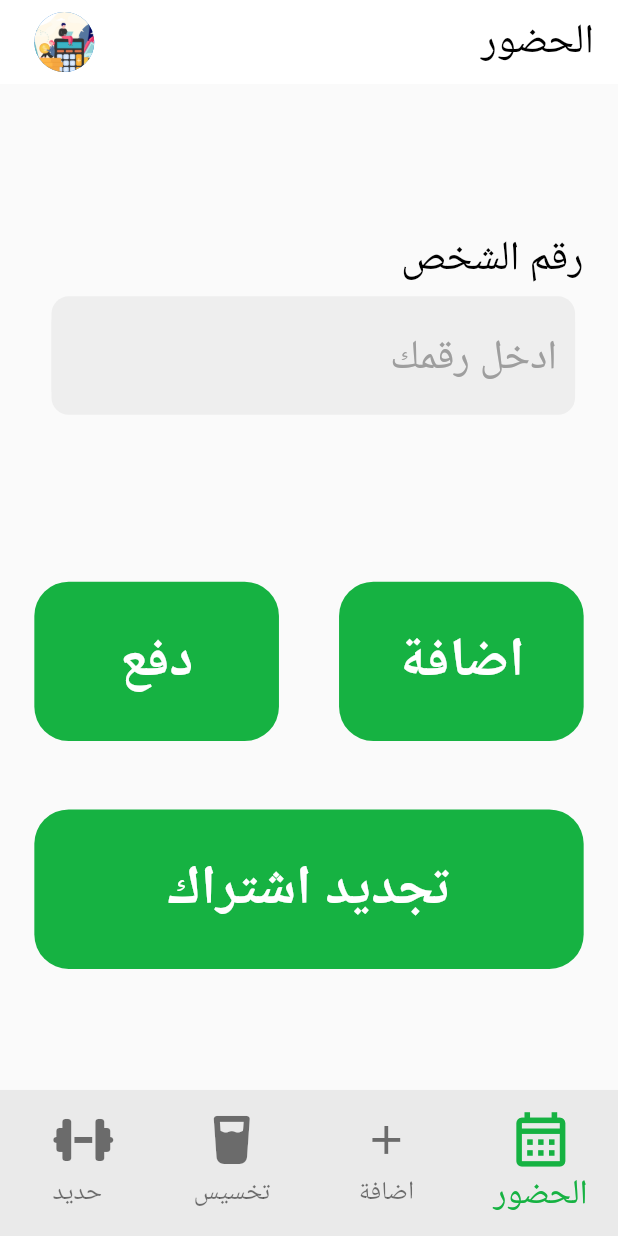
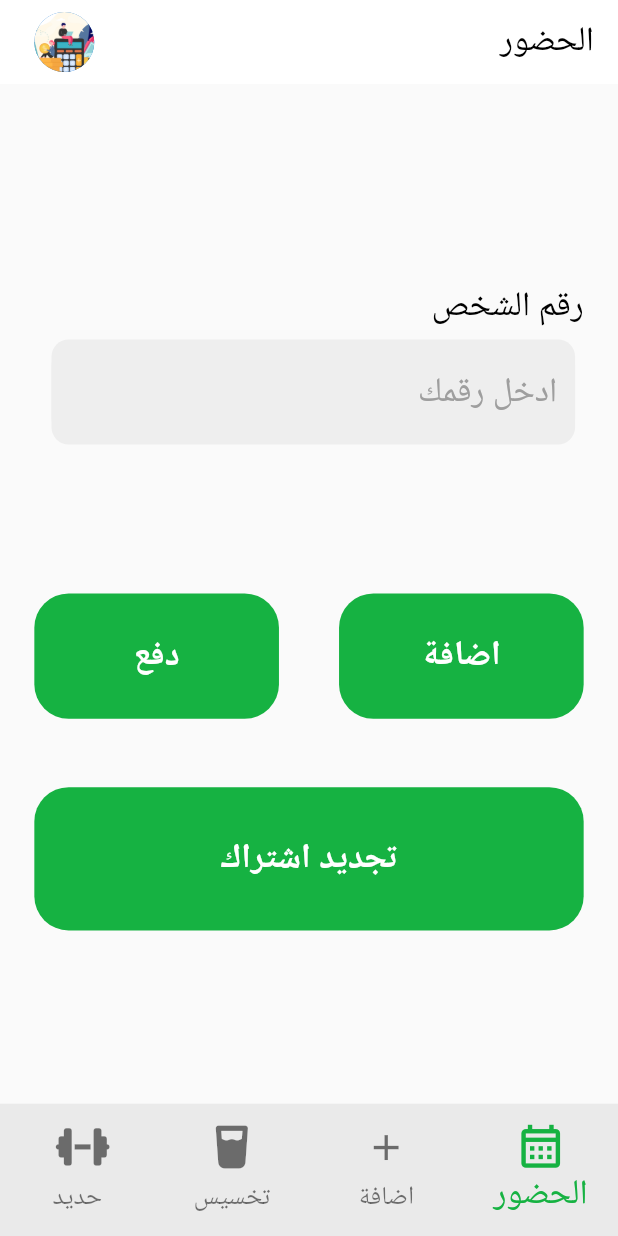
Before and after one commit to Ahmedkhattab21/gym_buiss, a Flutter app: the screen it shows after launch, after a tap on "ابدا", on a phone screen of 412 x 824 dp. Run offline on Flutter 3.47's test engine with Material 2 defaults, Android fonts, the phone set to English and light mode, and no system bars; our stand-ins replace flutter_screenutil, font_awesome_flutter, sqflite; missing offline and left inert: window_manager; accounts and stored records are empty.

Commit message:
edit commit

```diff
--- a/lib/main.dart
+++ b/lib/main.dart
@@ -22,8 +22,8 @@ void main() async {
   await windowManager.ensureInitialized();
 
   if (Platform.isWindows || Platform.isMacOS) {
-    WindowManager.instance.setMinimumSize(const Size(500, 850));
-    WindowManager.instance.setMaximumSize(const Size(500, 850));
+   await WindowManager.instance.setMinimumSize(const Size(500, 650));
+    await WindowManager.instance.setMaximumSize(const Size(500, 650));
   }
   await DBHelper.initDb();
   runApp(
@@ -60,17 +60,17 @@ class MyApp extends StatelessWidget {
                   secondary: const Color.fromRGBO(238, 238, 238, .45)),
               textTheme:  TextTheme(
                 headline1: TextStyle(
-                  fontSize: 32.sp,
+                  fontSize: 25.sp,
                   fontWeight: FontWeight.w200,
                   color: Colors.black,
                 ),
                 headline2: TextStyle(
-                  fontSize: 24.sp,
+                  fontSize: 20.sp,
                   fontWeight: FontWeight.w200,
                   color: Colors.black,
                 ),
                 button: TextStyle(
-                  fontSize: 32.sp,
+                  fontSize: 20.sp,
                   fontWeight: FontWeight.w600,
                   color: Colors.white,
                 ),
--- a/lib/view/screens/Attendance.dart
+++ b/lib/view/screens/Attendance.dart
@@ -19,7 +19,7 @@ class Attendance extends StatelessWidget {
         child: Column(
           children: [
             Padding(
-              padding: EdgeInsets.only(bottom: 60.h,top: 20.h,right: 20.w),
+              padding: EdgeInsets.only(bottom: 50.h,top: 20.h,right: 20.w),
               child: Input(txt: "رقم الشخص ",hintTxt: "ادخل رقمك",controller: Provider.of<AttendanceProvider>(context,listen: false).controller,),
             ),
             Padding(
@@ -31,14 +31,14 @@ class Attendance extends StatelessWidget {
                     child: Button(fun: (){
                       Provider.of<AttendanceProvider>(context,listen: false).validate(context);
                       }
-                    , wid: 177.w, hei: 89.h, cir: 20.r, color: const Color.fromRGBO(22, 178, 66, 1), text:"اضافة"),
+                    , wid: 150.w, hei: 70.h, cir: 20.r, color: const Color.fromRGBO(22, 178, 66, 1), text:"اضافة"),
                   ),
                   SizedBox(width: 35.w),
                   Expanded(
                     child: Button(fun: (){
                       Provider.of<AttendanceProvider>(context,listen: false).payedValidate(context);
                     }
-                        , wid: 177.w, hei: 89.h, cir: 20.r, color: const Color.fromRGBO(22, 178, 66, 1), text:"دفع"),
+                        , wid: 150.w, hei: 70.h, cir: 20.r, color: const Color.fromRGBO(22, 178, 66, 1), text:"دفع"),
                   ),
                 ],
               ),
@@ -48,7 +48,7 @@ class Attendance extends StatelessWidget {
               child: Button(fun: (){
                 Provider.of<AttendanceProvider>(context,listen: false).validateSubscription(context);
               }
-                  , wid: double.infinity, hei: 89.h, cir: 20.r, color: const Color.fromRGBO(22, 178, 66, 1), text:"تجديد اشتراك"),
+                  , wid: double.infinity, hei: 80.h, cir: 20.r, color: const Color.fromRGBO(22, 178, 66, 1), text:"تجديد اشتراك"),
             ),
           ],
         ),
--- a/lib/view/screens/Daily.dart
+++ b/lib/view/screens/Daily.dart
@@ -40,11 +40,11 @@ class _DailyPageState extends State<DailyPage> {
           unselectedItemColor: Colors.black54,
           selectedIconTheme: IconThemeData(
             color:const Color.fromRGBO(22, 178, 66, 1),
-            size: 38.r,
+            size: 30.r,
           ),
           unselectedIconTheme: IconThemeData(
             color: Colors.black54,
-            size: 28.r,
+            size: 25.r,
           ),
           currentIndex: Provider.of<AttendanceProvider>(context,listen: true).currIndex,
           onTap: (int i){
@@ -73,7 +73,6 @@ class _DailyPageState extends State<DailyPage> {
                 icon: Icon(FontAwesomeIcons.dumbbell),
                 label: "حديد"
             ),
-
           ],
         ),
       ),
--- a/lib/view/screens/Home.dart
+++ b/lib/view/screens/Home.dart
@@ -13,25 +13,19 @@ class MyHomePage extends StatelessWidget {
       textDirection: TextDirection.rtl,
       child: Scaffold(
         body: SafeArea(
+          child: SingleChildScrollView(
             child: Column(
               children: [
-              Expanded(
-                flex: 4,
-                child: Image.asset('assets/images/img1.jpg',fit: BoxFit.cover),
-              ),
-              Expanded(
-                  flex: 2,
-                  child: Column(
-                    mainAxisAlignment: MainAxisAlignment.spaceBetween,
-                    children: [
+                Image.asset('assets/images/img1.jpg',fit: BoxFit.cover),
                 Text(
                   "برنامج حسابات",
                   style: TextStyle(
-                          fontSize: 32.sp,
+                    fontSize: 25.sp,
                     fontWeight: FontWeight.bold,
                     color: Colors.black,
                   ),
                 ),
+                SizedBox(height: 30.h),
                 InkWell(
                   onTap: ()async{
                     Navigator.of(context).pushReplacementNamed(DailyPage.routeName);
@@ -39,13 +33,13 @@ class MyHomePage extends StatelessWidget {
                   child: Container(
                     margin:  EdgeInsets.only(bottom: 60.h),
                     alignment: Alignment.center,
-                          width: md.width *.4,
+                    width: md.width *.25,
                     height:md.height * .1,
                     decoration: BoxDecoration(color:Theme.of(context).primaryColor,borderRadius: BorderRadius.circular(15)),
                     child: Text("ابدا",style: Theme.of(context).textTheme.button,),
                   ),),
-                    ],)),
               ],
+            ),
           ),
         ),
 
```
Lines whose indentation alone changed are shown as unchanged.
